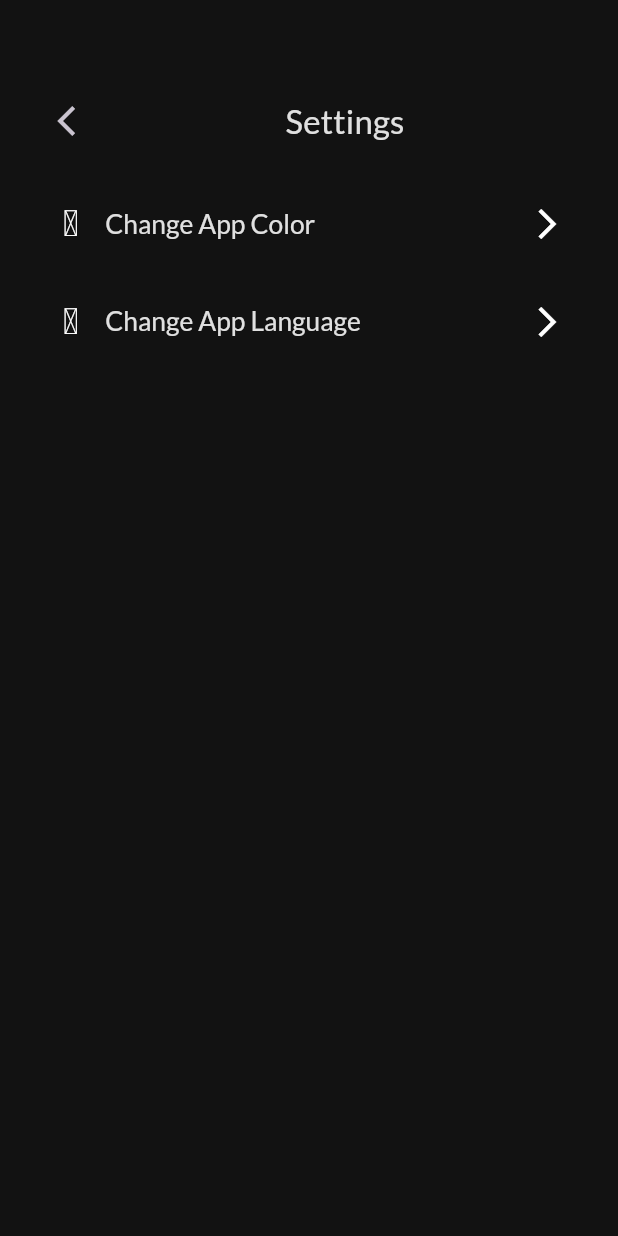
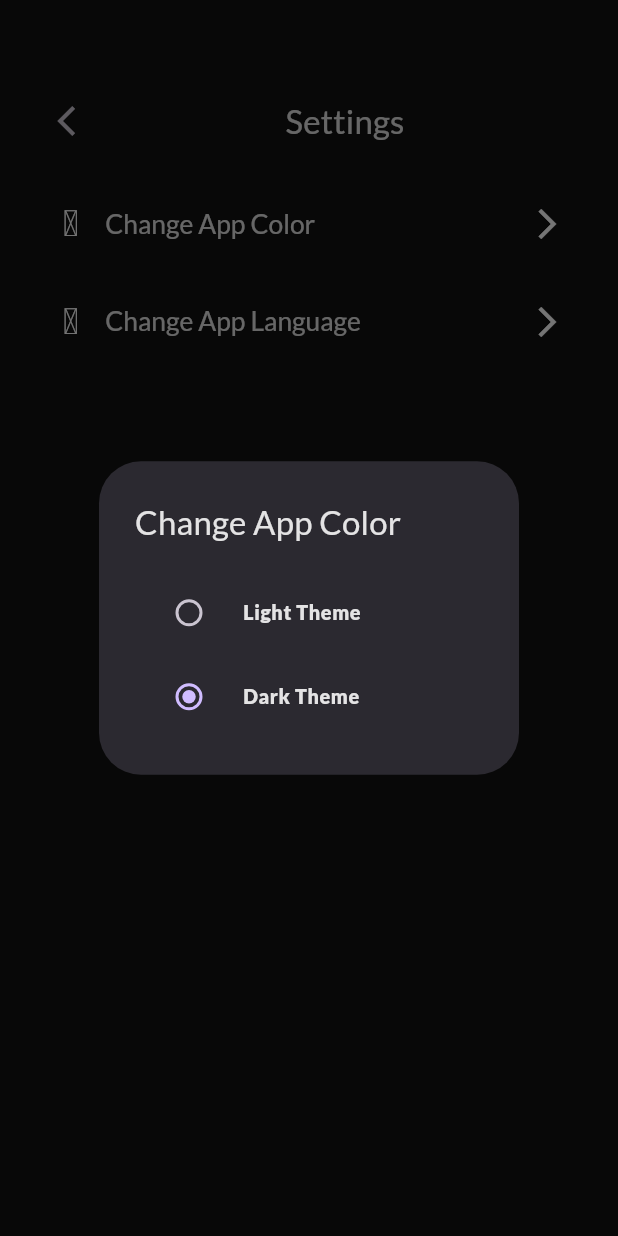
Before and after one commit to Mina329/Tamam-Todo, a Flutter app: the SettingsView screen opened by its route, after a tap on "Change App Color", on a phone screen of 412 x 824 dp. Run offline on Flutter 3.47's test engine with Material 3 defaults, Android fonts, the phone set to English and light mode, and no system bars; our stand-ins replace animated_bottom_navigation_bar, cached_network_image, easy_localization, fl_chart, flutter_colorpicker, flutter_screenutil and 12 more; missing offline and left inert: flutter_iconpicker; accounts and stored records are empty; network calls fail.

Commit message:
add theme notifier and cache

```diff
--- a/assets/translations/ar.json
+++ b/assets/translations/ar.json
@@ -82,5 +82,7 @@
   "german": "Deutsch",
   "spanish": "Español",
   "hindi": "हिन्दी",
-  "chinese": "中文"
+  "chinese": "中文",
+  "lightMode": "فاتح",
+  "darkMode": "داكن"
 }
--- a/assets/translations/de.json
+++ b/assets/translations/de.json
@@ -82,5 +82,7 @@
   "german": "Deutsch",
   "spanish": "Español",
   "hindi": "हिन्दी",
-  "chinese": "中文"
+  "chinese": "中文",
+  "lightMode": "Helles Thema",
+  "darkMode": "Dunkles Thema"
 }
--- a/assets/translations/en.json
+++ b/assets/translations/en.json
@@ -82,5 +82,7 @@
   "german": "Deutsch",
   "spanish": "Español",
   "hindi": "हिन्दी",
-  "chinese": "中文"
+  "chinese": "中文",
+  "lightMode": "Light Theme",
+  "darkMode": "Dark Theme"
 }
--- a/assets/translations/es.json
+++ b/assets/translations/es.json
@@ -82,5 +82,7 @@
   "german": "Deutsch",
   "spanish": "Español",
   "hindi": "हिन्दी",
-  "chinese": "中文"
+  "chinese": "中文",
+  "lightMode": "Tema Claro",
+  "darkMode": "Tema Oscuro"
 }
--- a/assets/translations/fr.json
+++ b/assets/translations/fr.json
@@ -82,5 +82,7 @@
   "german": "Deutsch",
   "spanish": "Español",
   "hindi": "हिन्दी",
-  "chinese": "中文"
+  "chinese": "中文",
+  "lightMode": "Thème Clair",
+  "darkMode": "Thème Sombre"
 }
--- a/assets/translations/hi.json
+++ b/assets/translations/hi.json
@@ -82,5 +82,7 @@
   "german": "Deutsch",
   "spanish": "Español",
   "hindi": "हिन्दी",
-  "chinese": "中文"
+  "chinese": "中文",
+  "lightMode": "प्रकाश थीम",
+  "darkMode": "अंधकार थीम"
 }
--- a/assets/translations/zh.json
+++ b/assets/translations/zh.json
@@ -82,5 +82,7 @@
   "german": "Deutsch",
   "spanish": "Español",
   "hindi": "हिन्दी",
-  "chinese": "中文"
+  "chinese": "中文",
+  "lightMode": "亮主题",
+  "darkMode": "暗主题"
 }
--- /dev/null
+++ b/lib/core/cache/cache_keys_values.dart
@@ -0,0 +1,11 @@
+class CacheKeys {
+  static String kDARKMODE = "darkMode";
+  static String kONBOARDING = "firstTime";
+  static String kOAUTHTOKEN = "authToken";
+}
+
+class CacheValues {
+  static bool DARK = true;
+  static bool LIGHT = false;
+  static bool ONBOARDING = false;
+}
--- a/lib/core/utils/strings_manager.dart
+++ b/lib/core/utils/strings_manager.dart
@@ -83,4 +83,6 @@ abstract class StringsManager {
   static const String spanish = "spanish";
   static const String hindi = "hindi";
   static const String chinese = "chinese";
+  static const String lightMode = "lightMode";
+  static const String darkMode = "darkMode";
 }
--- a/lib/features/profile/presentation/view/settings view/widgets/settings_list_tiles.dart
+++ b/lib/features/profile/presentation/view/settings view/widgets/settings_list_tiles.dart
@@ -1,14 +1,14 @@
-import 'dart:developer';
-
 import 'package:easy_localization/easy_localization.dart';
 import 'package:flutter/material.dart';
-import 'package:flutter_phoenix/flutter_phoenix.dart';
 import 'package:flutter_screenutil/flutter_screenutil.dart';
 import 'package:go_router/go_router.dart';
+import 'package:todo/core/cache/cache_helper.dart';
+import 'package:todo/core/cache/cache_keys_values.dart';
 import 'package:todo/core/utils/app_router.dart';
 import 'package:todo/core/utils/strings_manager.dart';
 import 'package:todo/core/widgets/custom_icons/custom_icons_icons.dart';
 import 'package:todo/features/profile/presentation/view/profile%20view/widgets/custom_list_tile.dart';
+import 'package:todo/main.dart';
 
 class SettingsListTiles extends StatefulWidget {
   const SettingsListTiles({
@@ -29,6 +29,10 @@ class _SettingsListTilesState extends State<SettingsListTiles> {
     StringsManager.hindi.tr(): const Locale('hi'),
     StringsManager.chinese.tr(): const Locale('zh'),
   };
+  final Map<String, ThemeMode> themes = {
+    StringsManager.lightMode.tr(): ThemeMode.light,
+    StringsManager.darkMode.tr(): ThemeMode.dark,
+  };
   @override
   Widget build(BuildContext context) {
     return Column(
@@ -36,7 +40,24 @@ class _SettingsListTilesState extends State<SettingsListTiles> {
         CustomListTile(
           icon: CustomIcons.change_theme_icon,
           name: StringsManager.changeAppColor.tr(),
-          onTap: () {},
+          onTap: () {
+            _showDynamicDialog(
+              context: context,
+              dialogTitle: StringsManager.changeAppColor.tr(),
+              options: themes.keys.toList(),
+              groupValue: Theme.of(context).brightness == Brightness.dark
+                  ? StringsManager.darkMode.tr()
+                  : StringsManager.lightMode.tr(),
+              onChanged: (value) {
+                notifier.value = themes[value]!;
+                value == StringsManager.lightMode.tr()
+                    ? CacheData.setData(
+                        key: CacheKeys.kDARKMODE, value: CacheValues.LIGHT)
+                    : CacheData.setData(
+                        key: CacheKeys.kDARKMODE, value: CacheValues.DARK);
+              },
+            );
+          },
         ),
         SizedBox(
           height: 16.h,
@@ -61,7 +82,7 @@ class _SettingsListTilesState extends State<SettingsListTiles> {
     );
   }
 
-  String? getKeyForLocale(Locale value, Map<String, Locale> locales) {
+  String? getKeyForLocale(dynamic value, Map<String, dynamic> locales) {
     for (var entry in locales.entries) {
       if (entry.value == value) {
         return entry.key;
--- a/pubspec.yaml
+++ b/pubspec.yaml
@@ -47,6 +47,7 @@ dependencies:
   lottie: ^2.7.0
   month_picker_dialog: ^2.4.0
   roundcheckbox: ^2.0.5
+  shared_preferences: ^2.2.2
   smooth_page_indicator: ^1.1.0
   table_calendar: ^3.0.9
   vibration: ^1.8.4
```
Also changed, not shown: lib/core/cache/cache_helper.dart (added, +41 -0 lines), lib/main.dart (+29 -7 lines), pubspec.lock.
